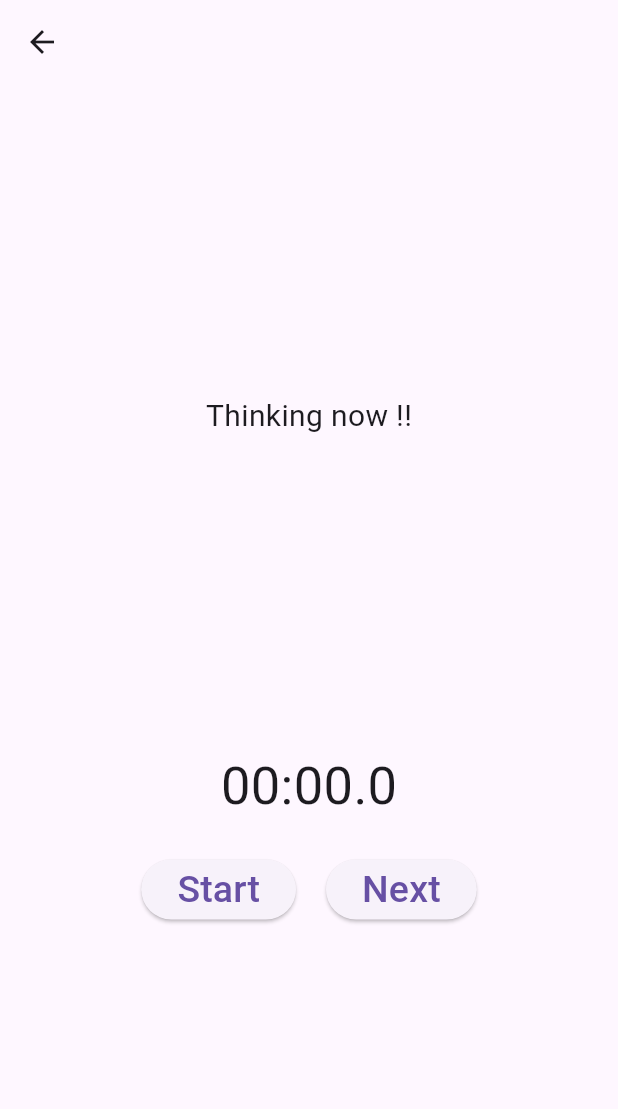
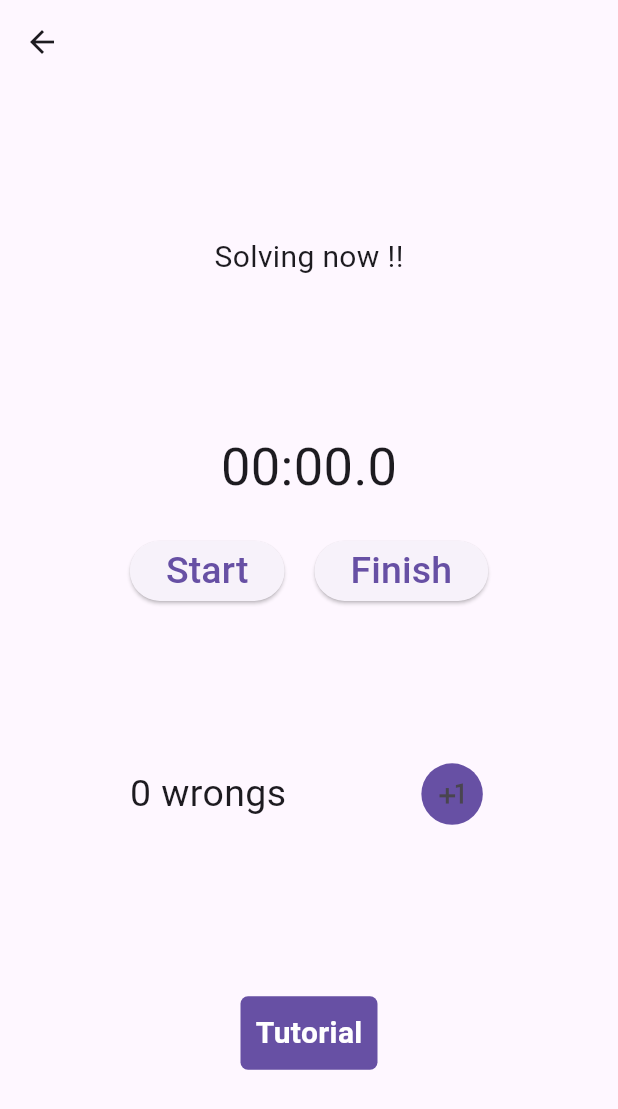
Before and after one commit to jAmikA78/DSA--Coach, a Flutter app: the SolvingView screen opened directly with empty values, after a tap on "Next", on a phone screen of 412 x 824 dp. Shown: the top 1109 px of the screen. Run offline on Flutter 3.47's test engine with Material 3 defaults, Android fonts, the phone set to English and light mode, and no system bars; our stand-ins replace theme_provider, youtube_player_flutter.

Commit message:
add solving page

```diff
--- a/lib/const/data.dart
+++ b/lib/const/data.dart
@@ -1,4 +1,5 @@
 double fontSz = 25.0;
+List<Map<int, Map<Duration, Duration>>> problemsTimes = [];
 
 List data = [
   {
--- a/lib/pages/SolvingView.dart
+++ b/lib/pages/SolvingView.dart
@@ -5,7 +5,8 @@ import 'package:flutter/material.dart';
 
 class SolvingView extends StatefulWidget {
   final String title;
-  const SolvingView({required this.title, super.key});
+  final String tutorial;
+  const SolvingView({required this.title, super.key, required this.tutorial});
 
   @override
   State<SolvingView> createState() => _SolvingViewState();
@@ -16,7 +17,9 @@ class _SolvingViewState extends State<SolvingView> {
   late Duration _elapsedTime;
   String _elapsedTimeString = "00:00.00";
   late Timer timer;
-
+  String state = "Thinking now !!";
+  int cnt = 0, nOfWrongs = 0;
+  late Duration thinkingTime, solvingTime;
   @override
   void initState() {
     super.initState();
@@ -52,9 +55,24 @@ class _SolvingViewState extends State<SolvingView> {
     // Reset the stopwatch to zero and update elapsed time
     _stopwatch.reset();
     _updateElapsedTime();
+
+    setState(
+      () {
+        if (cnt == 0) {
+          cnt = 1;
+          state = "Solving now !!";
+        } else if (cnt == 1) {
+          problemsTimes.add(
+            {
+              nOfWrongs: {thinkingTime: solvingTime}
+            },
+          );
+          Navigator.pop(context);
+        }
+      },
+    );
   }
 
-  // Update elapsed time and formatted time string
   void _updateElapsedTime() {
     setState(() {
       _elapsedTime = _stopwatch.elapsed;
@@ -62,7 +80,6 @@ class _SolvingViewState extends State<SolvingView> {
     });
   }
 
-  // Format a Duration into a string (MM:SS.SS)
   String _formatElapsedTime(Duration time) {
     return '${time.inMinutes.remainder(60).toString().padLeft(2, '0')}:${(time.inSeconds.remainder(60)).toString().padLeft(2, '0')}.${(time.inMilliseconds % 1000 ~/ 100).toString()}';
   }
@@ -80,7 +97,6 @@ class _SolvingViewState extends State<SolvingView> {
 
   @override
   Widget build(BuildContext context) {
-    String state = "Thinking now !!";
     return Scaffold(
       appBar: AppBar(
         title: Text(widget.title),
@@ -92,13 +108,11 @@ class _SolvingViewState extends State<SolvingView> {
           Column(
             mainAxisAlignment: MainAxisAlignment.center,
             children: <Widget>[
-              // Display elapsed time
               Text(
                 _elapsedTimeString,
                 style: TextStyle(fontSize: fontSz + 10),
               ),
               const SizedBox(height: 20.0),
-              // Start/Stop and Reset buttons
               Row(
                 mainAxisAlignment: MainAxisAlignment.center,
                 children: <Widget>[
@@ -113,7 +127,7 @@ class _SolvingViewState extends State<SolvingView> {
                   ElevatedButton(
                     onPressed: _resetStopwatch,
                     child: Text(
-                      'Next',
+                      (cnt == 0 ? 'Next' : 'Finish'),
                       style: TextStyle(fontSize: fontSz),
                     ),
                   ),
@@ -121,6 +135,61 @@ class _SolvingViewState extends State<SolvingView> {
               ),
             ],
           ),
+          Row(
+            mainAxisAlignment: MainAxisAlignment.spaceEvenly,
+            children: <Widget>[
+              Text(
+                nOfWrongs.toString() + (nOfWrongs == 1 ? " wrong" : " wrongs"),
+                style: TextStyle(fontSize: fontSz),
+              ),
+              IconButton(
+                  onPressed: () {
+                    setState(() {
+                      nOfWrongs++;
+                    });
+                  },
+                  style: IconButton.styleFrom(
+                    backgroundColor: Theme.of(context).colorScheme.primary,
+                    iconSize: fontSz,
+                  ),
+                  icon: const Icon(Icons.plus_one))
+            ],
+          ),
+          GestureDetector(
+            onTap: () {
+              showDialog(
+                context: context,
+                builder: (BuildContext context) {
+                  return AlertDialog(
+                    title: const Text('Tutorial!'),
+                    content: Text(widget.tutorial),
+                    actions: <Widget>[
+                      TextButton(
+                        onPressed: () {
+                          Navigator.of(context).pop();
+                        },
+                        child: const Text('Close'),
+                      ),
+                    ],
+                  );
+                },
+              );
+            },
+            child: Container(
+              padding: const EdgeInsets.all(10),
+              margin: const EdgeInsets.all(10),
+              decoration: BoxDecoration(
+                  borderRadius: BorderRadius.circular(5),
+                  color: Theme.of(context).colorScheme.primary),
+              child: Text(
+                "Tutorial",
+                style: TextStyle(
+                    fontSize: fontSz - 5,
+                    fontWeight: FontWeight.bold,
+                    color: Theme.of(context).colorScheme.onPrimary),
+              ),
+            ),
+          ),
         ],
       ),
     );
--- a/pubspec.yaml
+++ b/pubspec.yaml
@@ -37,6 +37,7 @@ dependencies:
   cupertino_icons: ^1.0.6
   youtube_player_flutter: ^9.0.1
   theme_provider: ^0.6.0
+  url_launcher: ^6.2.6
 
 dev_dependencies:
   flutter_test:
```
Also changed, not shown: lib/pages/TopicView.dart (+5 -2 lines), lib/widgets/ProblemWidget.dart (+21 -26 lines), pubspec.lock, 5 other files.
